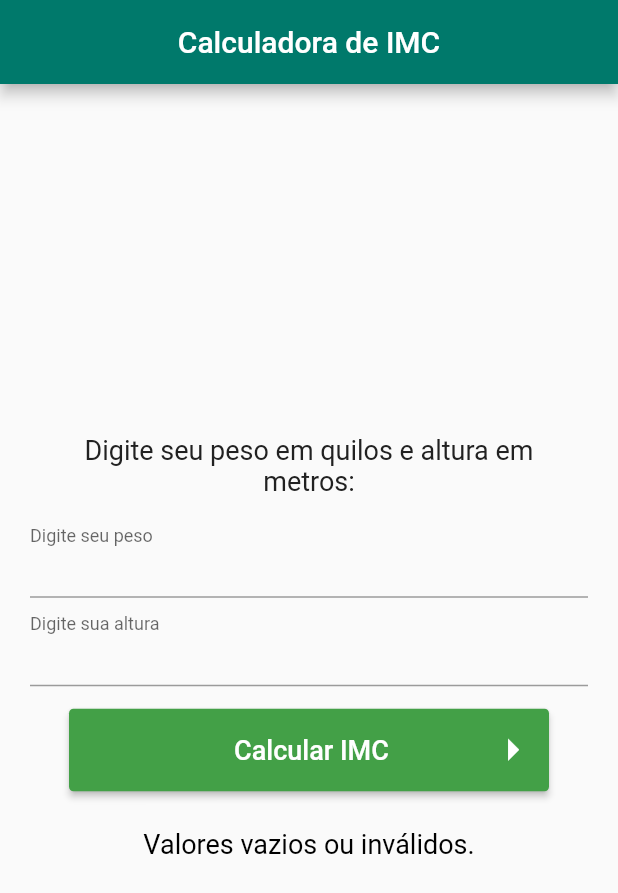
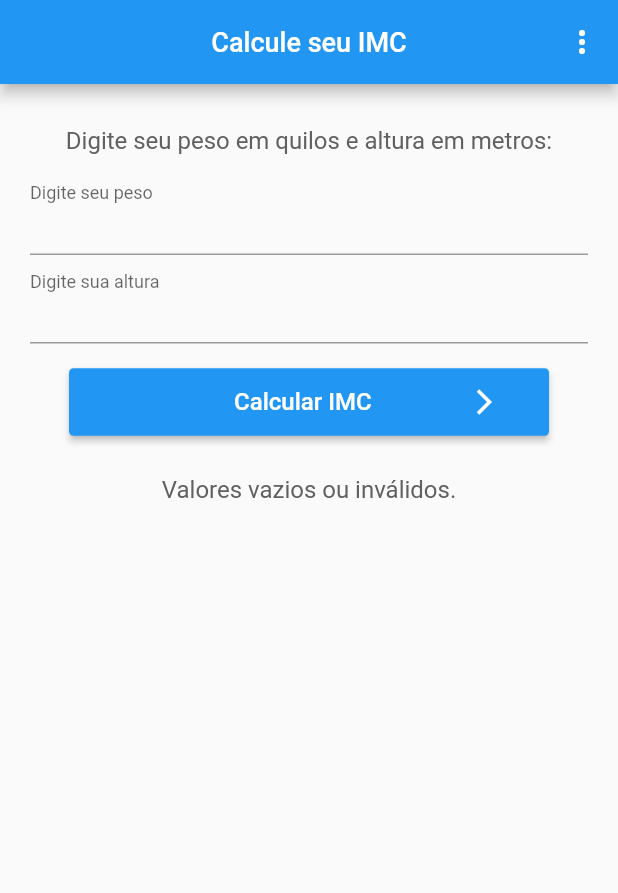
Before and after one commit to 2504Guimaraes/Desenvolvimento-Mobile-IMC, a Flutter app: the screen it shows after launch, after a tap on "Calcular IMC", on a phone screen of 412 x 824 dp. Shown: the top 893 px of the screen. Run offline on Flutter 3.47's test engine with Material 2 defaults, Android fonts, the phone set to English and light mode, and no system bars.

Commit message:
Adicionando segunda página ao App

```diff
--- a/lib/AppCalculadora/Logica_e_Estado/logicaEstado.dart
+++ /dev/null
@@ -1,164 +0,0 @@
-import 'package:flutter/material.dart';
-
-class CalculadoraBody extends StatefulWidget {
-  @override
-  _LogicaCalculadora createState() => new _LogicaCalculadora();
-}
-
-class _LogicaCalculadora extends State<CalculadoraBody> {
-  // Peso e Altura digitada pela pessoa:
-  TextEditingController _alturaDigitada = TextEditingController();
-  TextEditingController _pesoDigitado = TextEditingController();
-
-  // Resultado apresentado no final:
-  var msgResultadoIMC = '';
-
-  // Métodos para cálculo e classificação do IMC do indivíduo:
-
-  double calculoIMC(double peso, double altura) {
-    double resultadoIMC = peso / (altura * altura);
-    return resultadoIMC;
-  }
-
-  String classificacaoIMC(double resultadoIMC) {
-    if (resultadoIMC < 16)
-      return 'Magreza Grau III';
-    else if (resultadoIMC >= 16 && resultadoIMC <= 16.9)
-      return 'Magreza Grau II';
-    else if (resultadoIMC >= 17 && resultadoIMC <= 18.4)
-      return 'Magreza Grau I';
-    else if (resultadoIMC >= 18.5 && resultadoIMC <= 24.9)
-      return 'Peso ideal! (Eutrofia)';
-    else if (resultadoIMC >= 25 && resultadoIMC <= 29.9)
-      return 'Sobrepeso';
-    else if (resultadoIMC >= 30 && resultadoIMC <= 34.9)
-      return 'Obesidade Grau I';
-    else if (resultadoIMC >= 35 && resultadoIMC <= 40)
-      return 'Obesidade Grau II';
-    else if (resultadoIMC > 40)
-      return 'Obesidade Grau III';
-    else {
-      return null;
-    }
-  }
-
-  // Método para avaliar se valor digitado é um número ou não:
-
-  void calcularIMC() {
-    double valorPeso = double.tryParse(_pesoDigitado.text);
-    double valorAltura = double.tryParse(_alturaDigitada.text);
-
-    if (valorPeso != null && valorAltura != null) {
-      double imcGerado = calculoIMC(valorPeso, valorAltura);
-      String resultadoIMC = classificacaoIMC(imcGerado);
-
-      setState(() {
-        msgResultadoIMC = "Classificação do seu IMC: $resultadoIMC";
-      });
-    } else {
-      setState(() {
-        msgResultadoIMC = "Valores vazios ou inválidos.";
-      });
-    }
-  }
-
-  void esvaziarValoresDigitados() {
-    setState(() {
-      _pesoDigitado.text = " ";
-      _alturaDigitada.text = " ";
-    });
-  }
-
-  // Método p/ criação do meu Container:
-  @override
-  Widget build(BuildContext context) {
-    return Container(
-      padding: new EdgeInsets.all(20),
-      child: Column(
-          mainAxisAlignment: MainAxisAlignment.center,
-          mainAxisSize: MainAxisSize.max,
-          crossAxisAlignment: CrossAxisAlignment.stretch,
-          children: [
-            Padding(
-              padding: const EdgeInsets.all(8),
-              child: Text(
-                'Digite seu peso em quilos e altura em metros:',
-                style: TextStyle(fontSize: 18, color: Colors.grey[900]),
-                textAlign: TextAlign.center,
-              ),
-            ),
-            TextField(
-              controller: _pesoDigitado,
-              decoration: InputDecoration(
-                labelText: 'Digite seu peso',
-                hintText: 'Exemplo: 80 (kgs)',
-                hintStyle: TextStyle(color: Colors.grey[900]),
-              ),
-            ),
-            TextField(
-              controller: _alturaDigitada,
-              decoration: InputDecoration(
-                labelText: 'Digite sua altura',
-                hintText: 'Exemplo: 1.80 (metros)',
-                hintStyle: TextStyle(color: Colors.grey[900]),
-              ),
-            ),
-            Row(
-              mainAxisAlignment: MainAxisAlignment.center,
-              mainAxisSize: MainAxisSize.max,
-              crossAxisAlignment: CrossAxisAlignment.start,
-              children: [
-                Container(
-                  width: 320,
-                  margin: const EdgeInsets.only(top: 15),
-                  child: RaisedButton(
-                    shape: RoundedRectangleBorder(
-                        borderRadius: BorderRadius.all(Radius.circular(3))),
-                    padding: EdgeInsets.fromLTRB(15, 10, 4, 10),
-                    onPressed: () {
-                      calcularIMC();
-                      esvaziarValoresDigitados();
-                    },
-                    textColor: Colors.white,
-                    color: Colors.green[600],
-                    child: Padding(
-                      padding: EdgeInsets.fromLTRB(0, 0, 0, 0),
-                      child: Row(
-                        crossAxisAlignment: CrossAxisAlignment.center,
-                        children: <Widget>[
-                          Container(
-                            color: Colors.transparent,
-                            padding: EdgeInsets.fromLTRB(95, 3, 55, 3),
-                            child: Text(
-                              'Calcular IMC',
-                              style: TextStyle(
-                                color: Colors.white,
-                                fontSize: 18,
-                              ),
-                            ),
-                          ),
-                          Padding(
-                            padding: EdgeInsets.fromLTRB(10, 0, 0, 0),
-                            child: Icon(
-                              Icons.arrow_right_sharp,
-                              color: Colors.white,
-                              size: 35,
-                            ),
-                          )
-                        ],
-                      ),
-                    ),
-                  ),
-                ),
-              ],
-            ),
-            Padding(
-              padding: EdgeInsets.all(25),
-              child: Text(msgResultadoIMC,
-                  textAlign: TextAlign.center,
-                  style: TextStyle(fontSize: 18, color: Colors.black)),
-            )
-          ]),
-    );
-  }
-}
--- /dev/null
+++ b/lib/AppCalculadora/Logica_e_Estado/logicaEstadoPagina1.dart
@@ -0,0 +1,168 @@
+import 'package:flutter/material.dart';
+
+class CalculadoraBody extends StatefulWidget {
+  @override
+  _LogicaCalculadora createState() => new _LogicaCalculadora();
+}
+
+class _LogicaCalculadora extends State<CalculadoraBody> {
+  // Peso e Altura digitada pela pessoa:
+  TextEditingController _alturaDigitada = TextEditingController();
+  TextEditingController _pesoDigitado = TextEditingController();
+
+  // Resultado apresentado no final:
+  var msgResultadoIMC = '';
+
+  // Métodos para cálculo e classificação do IMC do indivíduo:
+
+  double calculoIMC(double peso, double altura) {
+    double resultadoIMC = peso / (altura * altura);
+    return resultadoIMC;
+  }
+
+  String classificacaoIMC(double resultadoIMC) {
+    if (resultadoIMC < 16)
+      return 'Magreza Grau III';
+    else if (resultadoIMC >= 16 && resultadoIMC <= 16.9)
+      return 'Magreza Grau II';
+    else if (resultadoIMC >= 17 && resultadoIMC <= 18.4)
+      return 'Magreza Grau I';
+    else if (resultadoIMC >= 18.5 && resultadoIMC <= 24.9)
+      return 'Peso ideal! (Eutrofia)';
+    else if (resultadoIMC >= 25 && resultadoIMC <= 29.9)
+      return 'Sobrepeso';
+    else if (resultadoIMC >= 30 && resultadoIMC <= 34.9)
+      return 'Obesidade Grau I';
+    else if (resultadoIMC >= 35 && resultadoIMC <= 40)
+      return 'Obesidade Grau II';
+    else if (resultadoIMC > 40)
+      return 'Obesidade Grau III';
+    else {
+      return null;
+    }
+  }
+
+  // Método para avaliar se valor digitado é um número ou não:
+
+  void calcularIMC() {
+    double valorPeso = double.tryParse(_pesoDigitado.text);
+    double valorAltura = double.tryParse(_alturaDigitada.text);
+
+    if (valorPeso != null && valorAltura != null) {
+      double imcGerado = calculoIMC(valorPeso, valorAltura);
+      String resultadoIMC = classificacaoIMC(imcGerado);
+
+      setState(() {
+        msgResultadoIMC = "Classificação do seu IMC: $resultadoIMC";
+      });
+    } else {
+      setState(() {
+        msgResultadoIMC = "Valores vazios ou inválidos.";
+      });
+    }
+  }
+
+  void esvaziarValoresDigitados() {
+    setState(() {
+      _pesoDigitado.text = " ";
+      _alturaDigitada.text = " ";
+    });
+  }
+
+  // Método p/ criação do meu Container:
+  @override
+  Widget build(BuildContext context) {
+    return Container(
+      child: SingleChildScrollView(
+        child: Container(
+        padding: new EdgeInsets.all(20),
+        child: Column(
+            mainAxisAlignment: MainAxisAlignment.center,
+            mainAxisSize: MainAxisSize.max,
+            crossAxisAlignment: CrossAxisAlignment.stretch,
+            children: [
+              Padding(
+                padding: const EdgeInsets.all(8),
+                child: Text(
+                  'Digite seu peso em quilos e altura em metros:',
+                  style: TextStyle(fontSize: 16, color: Colors.grey[700]),
+                  textAlign: TextAlign.center,
+                ),
+              ),
+              TextField(
+                controller: _pesoDigitado,
+                decoration: InputDecoration(
+                  labelText: 'Digite seu peso',
+                  hintText: 'Exemplo: 80 (kgs)',
+                  hintStyle: TextStyle(color: Colors.grey[900]),
+                ),
+              ),
+              TextField(
+                controller: _alturaDigitada,
+                decoration: InputDecoration(
+                  labelText: 'Digite sua altura',
+                  hintText: 'Exemplo: 1.80 (metros)',
+                  hintStyle: TextStyle(color: Colors.grey[900]),
+                ),
+              ),
+              Row(
+                mainAxisAlignment: MainAxisAlignment.center,
+                mainAxisSize: MainAxisSize.max,
+                crossAxisAlignment: CrossAxisAlignment.start,
+                children: [
+                  Container(
+                    width: 320,
+                    margin: const EdgeInsets.only(top: 15),
+                    child: RaisedButton(
+                      shape: RoundedRectangleBorder(
+                          borderRadius: BorderRadius.all(Radius.circular(3))),
+                      padding: EdgeInsets.fromLTRB(15, 10, 4, 10),
+                      onPressed: () {
+                        calcularIMC();
+                          esvaziarValoresDigitados();
+                      },
+                      textColor: Colors.white,
+                      color: Colors.blue,
+                      child: Padding(
+                        padding: EdgeInsets.fromLTRB(0, 0, 0, 0),
+                        child: Row(
+                          crossAxisAlignment: CrossAxisAlignment.center,
+                          children: <Widget>[
+                            Container(
+                              color: Colors.transparent,
+                              padding: EdgeInsets.fromLTRB(95, 3, 55, 3),
+                              child: Text(
+                                'Calcular IMC',
+                                style: TextStyle(
+                                  color: Colors.white,
+                                  fontSize: 16,
+                                ),
+                              ),
+                            ),
+                            Padding(
+                              padding: EdgeInsets.fromLTRB(10, 0, 0, 0),
+                              child: Icon(
+                                Icons.arrow_forward_ios,
+                                color: Colors.white,
+                                size: 20,
+                              ),
+                            )
+                          ],
+                        ),
+                      ),
+                    ),
+                  ),
+                ],
+              ),
+              Padding(
+                padding: EdgeInsets.all(25),
+                child: Text(msgResultadoIMC,
+                    textAlign: TextAlign.center,
+                    style: TextStyle(fontSize: 16, color: Colors.grey[700])),
+              )
+            ]),
+        )
+      ),
+    );
+  }
+}
--- a/lib/AppCalculadora/pagina1Calculadora.dart
+++ b/lib/AppCalculadora/pagina1Calculadora.dart
@@ -1,14 +1,29 @@
 import 'package:flutter/material.dart';
-import 'Logica_e_Estado/logicaEstado.dart';
+import 'Logica_e_Estado/logicaEstadoPagina1.dart';
+import 'pagina2Calculadora.dart';
 
 class PaginaCalculadora extends StatelessWidget {
   @override
   Widget build(BuildContext context) {
     return Scaffold(
       appBar: AppBar(
-        title: Text('Calculadora de IMC'),
+        title: Text(
+          'Calcule seu IMC',
+          style: TextStyle(fontSize: 18),
+        ),
         centerTitle: true,
-        backgroundColor: Colors.teal[700],
+        backgroundColor: Colors.blue,
+        actions: [
+          IconButton(
+              icon: Icon(Icons.more_vert),
+
+              // Ação de ir p/ página de informações por meio do click do ícone:
+
+              onPressed: () => {
+                    Navigator.of(context).push(MaterialPageRoute(
+                        builder: (context) => PaginaInformacoes()))
+                  })
+        ],
       ),
       body: CalculadoraBody(),
     );
```
Also changed, not shown: lib/AppCalculadora/pagina2Calculadora.dart (added, +137 -0 lines).
